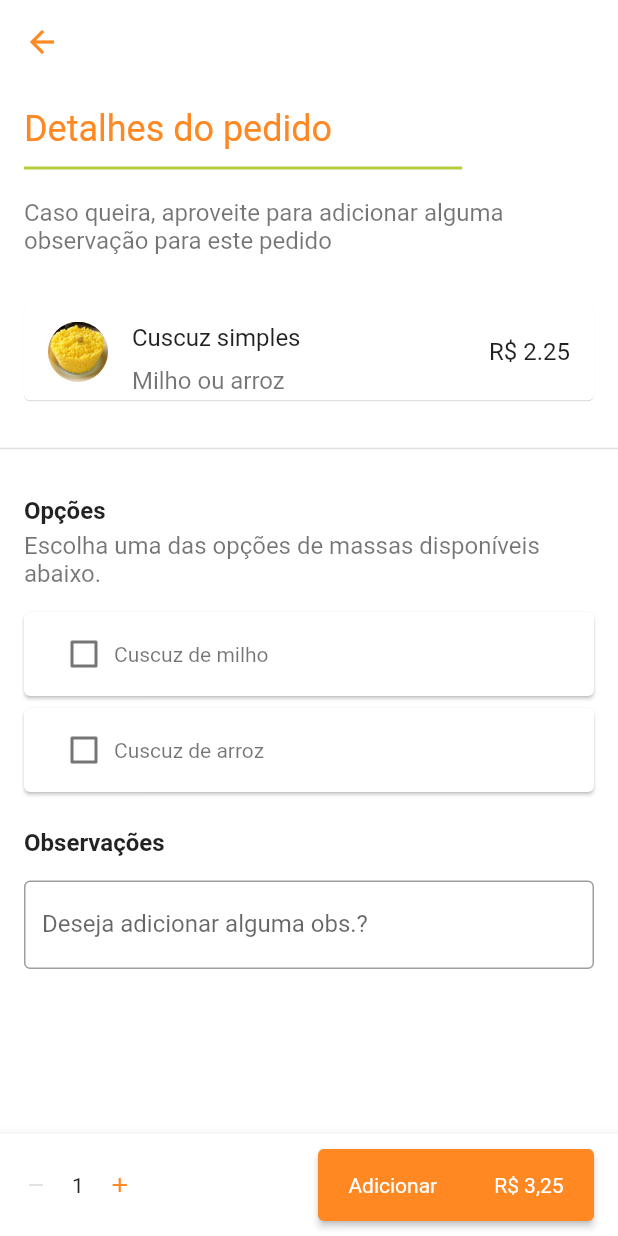
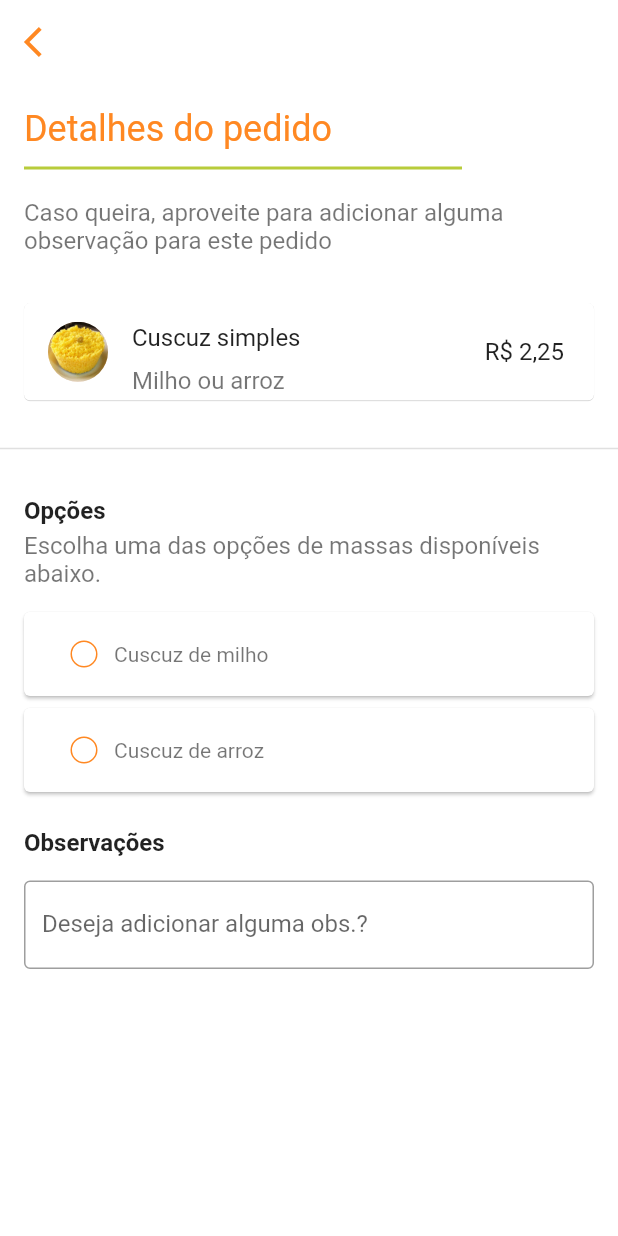
Before and after one commit to brunomendesdecarvalho/appetit-app, a Flutter app: the FoodItemsCuscuz widget shown alone on an empty page, opened directly, after a tap on "Cuscuz simples", on a phone screen of 412 x 824 dp. Run offline on Flutter 3.47's test engine with Material 2 defaults, Android fonts, the phone set to English and light mode, and no system bars; our stand-ins replace flutter_animation_progress_bar, page_transition, reactive_forms; missing offline and left inert: flutter_material_pickers, group_list_view.

Commit message:
finished food details page, added localization for "real" currency

```diff
--- a/lib/screens/homePage/components/option_button.dart
+++ /dev/null
@@ -1,39 +0,0 @@
-import 'package:appetit/utils/theme.dart';
-import 'package:flutter/material.dart';
-
-InkWell OptionButton(context, String text) {
-  bool isChecked = false;
-  return InkWell(
-    child: Card(
-      margin: EdgeInsets.only(left: 16, right: 16),
-      elevation: 1,
-      child: Column(
-        mainAxisSize: MainAxisSize.min,
-        children: <Widget>[
-          ListTile(
-            // leading: Icon(Icons.circle_outlined, color: Color(0xFFFF8822)),
-            leading: Checkbox(
-              checkColor: Colors.white,
-              value: isChecked,
-              onChanged: (bool? value) {
-
-              },
-
-      ),
-            title: Transform.translate(
-              offset: Offset(-20, 0),
-              child: Text(
-                text,
-                style: TextStyle(
-                    fontSize: 14.0,
-                    color: Colors.black54
-                ),
-              ),
-            ),
-          ),
-        ],
-      ),
-    ),
-    onTap: () => {},
-  );
-}
--- a/lib/screens/newOrderPage/components/back_button.dart
+++ b/lib/screens/newOrderPage/components/back_button.dart
@@ -9,6 +9,7 @@ AppBar backButton(context) {
           Icons.arrow_back_ios,
           color: Color(0xFFFF8822)
       ),
+      splashRadius: 20,
       onPressed: () => {
         Navigator.of(context).pop()
       },
--- a/lib/screens/newOrderPage/new_order_page_date.dart
+++ b/lib/screens/newOrderPage/new_order_page_date.dart
@@ -1,7 +1,6 @@
 import 'dart:ui';
 
 import 'package:appetit/screens/endPage/order_finished.dart';
-import 'package:appetit/screens/homePage/components/option_button.dart';
 import 'package:appetit/screens/newOrderPage/components/progress_bar_and_text.dart';
 import 'package:appetit/utils/theme.dart';
 import 'package:appetit/utils/title_text.dart';
--- a/lib/screens/newOrderPage/new_order_page_food.dart
+++ b/lib/screens/newOrderPage/new_order_page_food.dart
@@ -9,6 +9,8 @@ import 'package:page_transition/page_transition.dart';
 import 'components/back_button.dart';
 import 'components/search.dart';
 import 'new_order_page_client.dart';
+
+
 
 class NewOrderPage extends StatefulWidget {
   static String tag = 'new-order-page';
--- a/lib/screens/newOrderPage/widgets/food_detail_widget.dart
+++ b/lib/screens/newOrderPage/widgets/food_detail_widget.dart
@@ -1,4 +1,4 @@
-import 'package:appetit/screens/homePage/components/option_button.dart';
+import 'package:appetit/utils/price_format_real.dart';
 import 'package:appetit/utils/theme.dart';
 import 'package:appetit/utils/title_text.dart';
 import 'package:flutter/cupertino.dart';
@@ -23,12 +23,13 @@ class FoodDetailsPage extends StatefulWidget {
 }
 
 class _FoodDetailsPageState extends State<FoodDetailsPage> {
+    bool firstIsChecked = false;
+    bool secondIsChecked = false;
   @override
   Widget build(BuildContext context) {
     return DefaultTabController(
       length: 2,
       child: Scaffold(
-        bottomNavigationBar: AddToCartMenu(),
         resizeToAvoidBottomInset: false,
         backgroundColor: Colors.white,
         appBar: AppBar(
@@ -36,9 +37,10 @@ class _FoodDetailsPageState extends State<FoodDetailsPage> {
           elevation: 0,
           leading: IconButton(
             icon: Icon(
-              Icons.arrow_back,
+              Icons.arrow_back_ios,
               color: getCorTema(),
             ),
+            splashRadius: 20,
             onPressed: () => Navigator.of(context).pop(),
           ),
         ),
@@ -72,7 +74,7 @@ class _FoodDetailsPageState extends State<FoodDetailsPage> {
                                     ),
                                     Container(
                                       padding: EdgeInsets.only(top: 19),
-                                      child: Text('R\$ ${widget.price}',
+                                      child: Text('R\$ ${realFormat.format(widget.price)}',
                                         style: TextStyle(
                                             fontSize: 16
                                         ),
@@ -122,9 +124,85 @@ class _FoodDetailsPageState extends State<FoodDetailsPage> {
                     ),
                   ],
                 ),
-                (widget.name.contains('Cuscuz')) ? OptionButton(context, 'Cuscuz de milho') : OptionButton(context, 'Massa fina'),
+                Card(
+                  margin: EdgeInsets.only(left: 16, right: 16),
+                  elevation: 1,
+                  child: Column(
+                    mainAxisSize: MainAxisSize.min,
+                    children: <Widget>[
+                      ListTile(
+                        leading: Checkbox(
+                            checkColor: Colors.white,
+                            value: secondIsChecked,
+                            onChanged: (bool? value) {
+                              if(!firstIsChecked) {
+                                setState(() {
+                                  secondIsChecked = value!;
+                                });
+                              } else if (firstIsChecked) {
+                                setState(() {
+                                  firstIsChecked = !firstIsChecked;
+                                  secondIsChecked = value!;
+                                });
+                              }
+                            },
+                            shape: CircleBorder(),
+                            side: BorderSide(color: getCorTema())
+                        ),
+                        title: Transform.translate(
+                          offset: Offset(-20, 0),
+                          child: Text(
+                            widget.name.contains('Cuscuz') ? 'Cuscuz de milho' : 'Massa fina',
+                            style: TextStyle(
+                                fontSize: 14.0,
+                                color: Colors.black54
+                            ),
+                          ),
+                        ),
+                      ),
+                    ],
+                  ),
+                ),
                 SizedBox(height: 8.0,),
-                (widget.name.contains('Cuscuz')) ? OptionButton(context, 'Cuscuz de arroz') : OptionButton(context, 'Massa grossa'),
+                Card(
+                  margin: EdgeInsets.only(left: 16, right: 16),
+                  elevation: 1,
+                  child: Column(
+                    mainAxisSize: MainAxisSize.min,
+                    children: <Widget>[
+                      ListTile(
+                        leading: Checkbox(
+                            checkColor: Colors.white,
+                            value: firstIsChecked,
+                            onChanged: (bool? value) {
+                              if(!secondIsChecked) {
+                                setState(() {
+                                  firstIsChecked = value!;
+                                });
+                              } else if (secondIsChecked) {
+                                setState(() {
+                                  secondIsChecked = !secondIsChecked;
+                                  firstIsChecked = value!;
+                                });
+                              }
+                            },
+                            shape: CircleBorder(),
+                            side: BorderSide(color: getCorTema())
+                        ),
+                        title: Transform.translate(
+                          offset: Offset(-20, 0),
+                          child: Text(
+                            widget.name.contains('Cuscuz') ? 'Cuscuz de arroz' : 'Massa grossa',
+                            style: TextStyle(
+                                fontSize: 14.0,
+                                color: Colors.black54
+                            ),
+                          ),
+                        ),
+                      ),
+                    ],
+                  ),
+                ),
                 Column(
                   children: [
                     Container(
@@ -151,12 +229,26 @@ class _FoodDetailsPageState extends State<FoodDetailsPage> {
             ),
           ),
         ),
+        bottomNavigationBar: (firstIsChecked || secondIsChecked) ? AddToCartMenu(price: widget.price) : null,
       ),
     );
   }
 }
 
-class AddToCartMenu extends StatelessWidget {
+class AddToCartMenu extends StatefulWidget {
+  double price;
+
+  AddToCartMenu({
+    Key? key,
+    required this.price,
+  }) : super(key: key);
+
+  @override
+  _AddToCartMenuState createState() => _AddToCartMenuState();
+}
+
+class _AddToCartMenuState extends State<AddToCartMenu> {
+  int quantity = 1;
   @override
   Widget build(BuildContext context) {
     return BottomAppBar(
@@ -165,15 +257,21 @@ class AddToCartMenu extends StatelessWidget {
         children: [
           IconButton(
             splashRadius: 10,
-            onPressed: () {},
+            onPressed: () {
+              if (this.quantity > 1) {
+                setState(() {
+                  this.quantity--;
+                });
+              }
+            },
             icon: Icon(Icons.remove),
             color: Colors.black12,
             iconSize: 16,
           ),
-          Text('1'),
+          Text('${this.quantity}'),
           IconButton(
             splashRadius: 10,
-            onPressed: () {},
+            onPressed: () {setState((){this.quantity++;});},
             icon: Icon(Icons.add),
             color: getCorTema(),
             iconSize: 16,
@@ -214,7 +312,7 @@ class AddToCartMenu extends StatelessWidget {
                     ),
 
                     Text(
-                      'R\$ 3,25',
+                      'R\$ ${realFormat.format(this.quantity * widget.price)}',
                       style: new TextStyle(
                           fontSize: 14.0,
                           color: Colors.white,
@@ -230,88 +328,3 @@ class AddToCartMenu extends StatelessWidget {
     );
   }
 }
-
-// class AddToCartMenu extends StatelessWidget {
-//   @override
-//   Widget build(BuildContext context) {
-//     return Container(
-//       padding: EdgeInsets.only(top: 5),
-//       child: Center(
-//         child: Row(
-//           children: [
-//             BottomAppBar(
-//               child: Row(
-//                 children: <Widget>[
-//                 Padding(
-//                   padding: EdgeInsets.only(left: 4, right: 20),
-//                   child: IconButton(
-//                     onPressed: () {},
-//                     icon: Icon(Icons.remove),
-//                     color: Colors.black12,
-//                     iconSize: 16,
-//                   ),
-//                 ),
-//                 Text('1'),
-//                 Padding(
-//                   padding: EdgeInsets.only(left: 20, right: 44),
-//                   child: IconButton(
-//                     onPressed: () {},
-//                     icon: Icon(Icons.add),
-//                     color: getCorTema(),
-//                     iconSize: 16,
-//                   ),
-//                 ),
-//                 Padding(
-//                   padding: EdgeInsets.only(top: 10, right: 16, bottom: 10),
-//                   child: InkWell(
-//                     onTap: () {
-//                       Navigator.pop(
-//                           context,
-//                           PageTransition(
-//                               type: PageTransitionType.topToBottom,
-//                               child: NewOrderPage()
-//                           )
-//                       );
-//                     },
-//                     child: Container(
-//                       width: 184.0,
-//                       height: 48.0,
-//                       decoration: new BoxDecoration(
-//                         color: getCorTema(),
-//                         borderRadius: BorderRadius.circular(5.0),
-//                       ),
-//                       child: Center(
-//                         child: Row(
-//                           mainAxisAlignment: MainAxisAlignment.spaceEvenly,
-//                           children: [
-//                             Text(
-//                               'Adicionar',
-//                               style: new TextStyle(
-//                                   fontSize: 14.0,
-//                                   color: Colors.white,
-//                                   fontWeight: FontWeight.w400),
-//                             ),
-//                             Text(
-//                               'R\$ 3,25',
-//                               style: new TextStyle(
-//                                   fontSize: 14.0,
-//                                   color: Colors.white,
-//                                   fontWeight: FontWeight.w400),
-//                             ),
-//                           ],
-//                         ),
-//                       ),
-//                     ),
-//                   ),
-//                 ),
-//
-//                 ]
-//               )
-//
-//             ),
-//           ],
-//         ),
-//       ),
-//     );
-//   }
-// }
--- /dev/null
+++ b/lib/utils/price_format_real.dart
@@ -0,0 +1,8 @@
+import 'package:intl/intl.dart';
+
+var realFormat = NumberFormat.currency(
+    locale: 'br',
+    name: 'R\$ ',
+    decimalDigits: 2,
+    symbol: ''
+);
```
Also changed, not shown: lib/screens/newOrderPage/widgets/food_widget.dart (+23 -16 lines).
